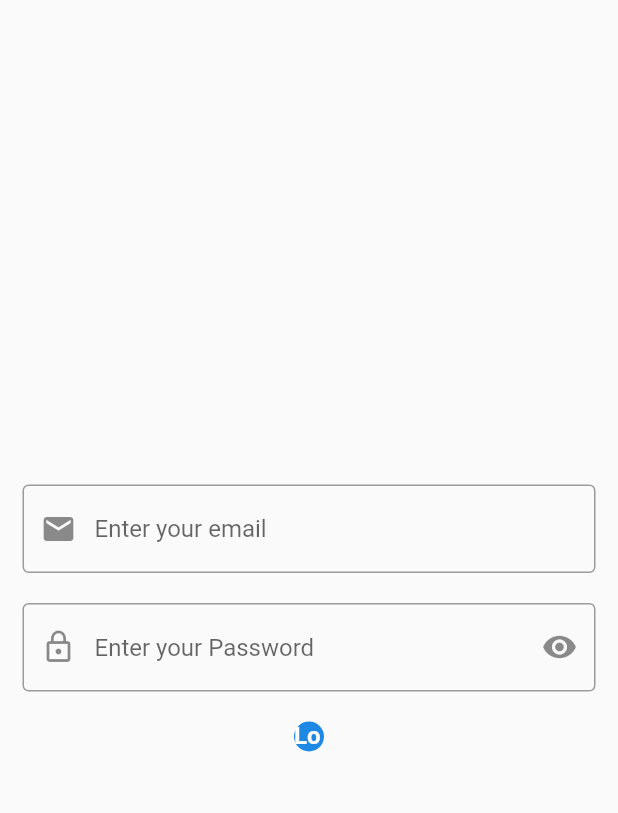
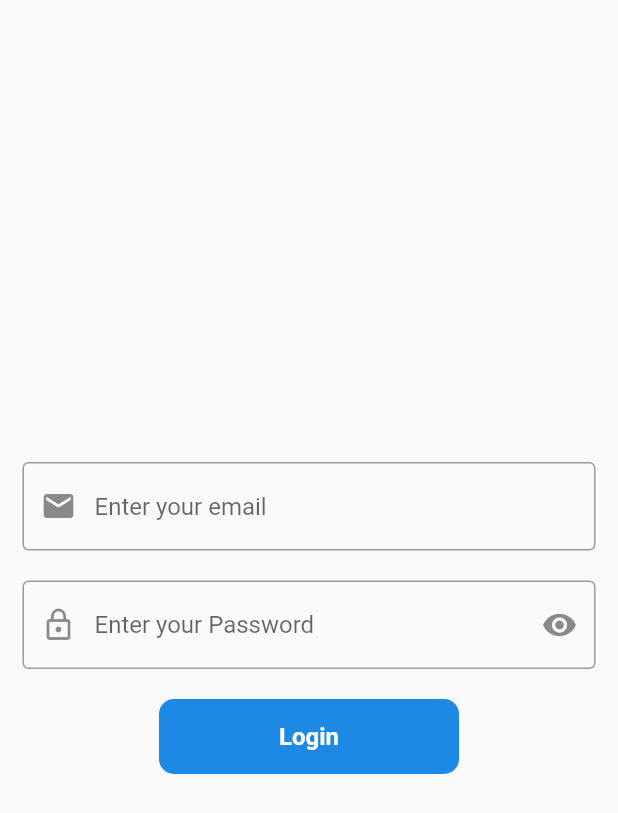
Before and after one commit to sprupak07/mvvm, a Flutter app: the LoginScreen screen opened directly, on a phone screen of 412 x 824 dp. Shown: the top 813 px of the screen. Run offline on Flutter 3.47's test engine with Material 2 defaults, Android fonts, the phone set to English and light mode, and no system bars; our stand-ins replace another_flushbar, fluttertoast.

Commit message:
button created

```diff
--- a/lib/res/components/round_button.dart
+++ b/lib/res/components/round_button.dart
@@ -4,24 +4,35 @@ import 'package:mvvm/res/colors.dart';
 class RoundButton extends StatelessWidget {
   final String title;
   final bool loading;
+  final double height;
+  final double width;
   final onPressed;
 
   const RoundButton(
-      {super.key, required this.title, this.onPressed, this.loading = false});
+      {super.key,
+      required this.title,
+      this.onPressed,
+      this.loading = false,
+      required this.height,
+      required this.width});
 
   @override
   Widget build(BuildContext context) {
     return InkWell(
       onTap: onPressed,
       child: Container(
-        height: 20,
-        width: 20,
+        height: height,
+        width: width,
         decoration: BoxDecoration(
           color: AppColors.primaryColor,
           borderRadius: BorderRadius.circular(10),
         ),
         child: Center(
-          child: Text(
+          child: loading
+              ? CircularProgressIndicator(
+                  color: Colors.white,
+                )
+              : Text(
                   title,
                   style: const TextStyle(
                     color: AppColors.white,
```
Lines whose indentation alone changed are shown as unchanged.
